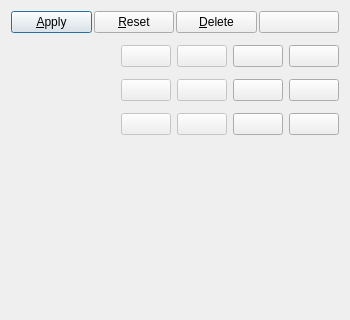
vbnhfylbh/ParaView, file Qt/Components/Resources/UI/pqPropertiesPanel.ui: the form before one commit; both pictures show x 0 to 350 and y 0 to 320 of the 350 by 750 pixel window.
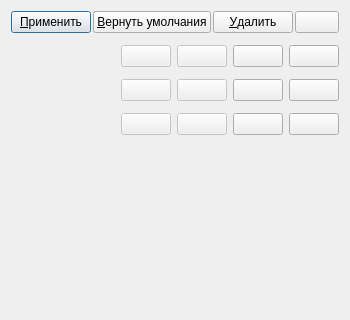
The form after the commit. Icons and pictures are not drawn. Custom widgets are drawn as their Qt base class.

```diff
--- a/Qt/Components/Resources/UI/pqPropertiesPanel.ui
+++ b/Qt/Components/Resources/UI/pqPropertiesPanel.ui
@@ -22,7 +22,7 @@
      <item>
       <widget class="QPushButton" name="Accept">
        <property name="text">
-        <string>&amp;Apply</string>
+        <string>&amp;Применить</string>
        </property>
        <property name="icon">
         <iconset resource="../pqComponents.qrc">
@@ -39,7 +39,7 @@
      <item>
       <widget class="QPushButton" name="Reset">
        <property name="text">
-        <string>&amp;Reset</string>
+        <string>&amp;Вернуть умолчания</string>
        </property>
        <property name="icon">
         <iconset resource="../pqComponents.qrc">
@@ -50,7 +50,7 @@
      <item>
       <widget class="QPushButton" name="Delete">
        <property name="text">
-        <string>&amp;Delete</string>
+        <string>&amp;Удалить</string>
        </property>
        <property name="icon">
         <iconset resource="../../../Widgets/Resources/QtWidgets.qrc">
```
Left out of the diff: 34 changed lines with no effect on the pictures.
